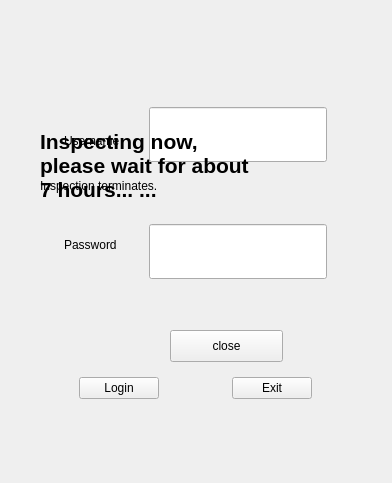
Old version of the form mainwindow.ui in the repository WEIFengyi1995/Analyser.
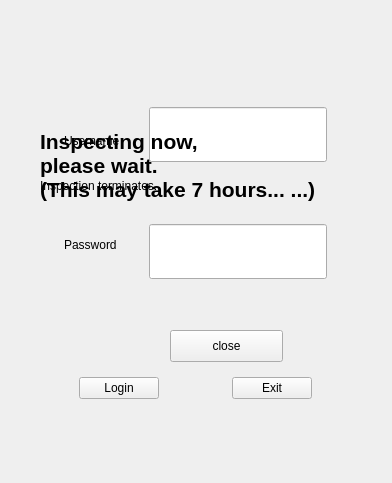
New version of the form.

Patch:
```diff
--- a/mainwindow.ui
+++ b/mainwindow.ui
@@ -338,8 +338,8 @@
      </property>
      <property name="text">
       <string>Inspecting now, 
-please wait for about  
-7 hours... ...</string>
+please wait.  
+(This may take 7 hours... ...)</string>
      </property>
     </widget>
    </widget>
```
